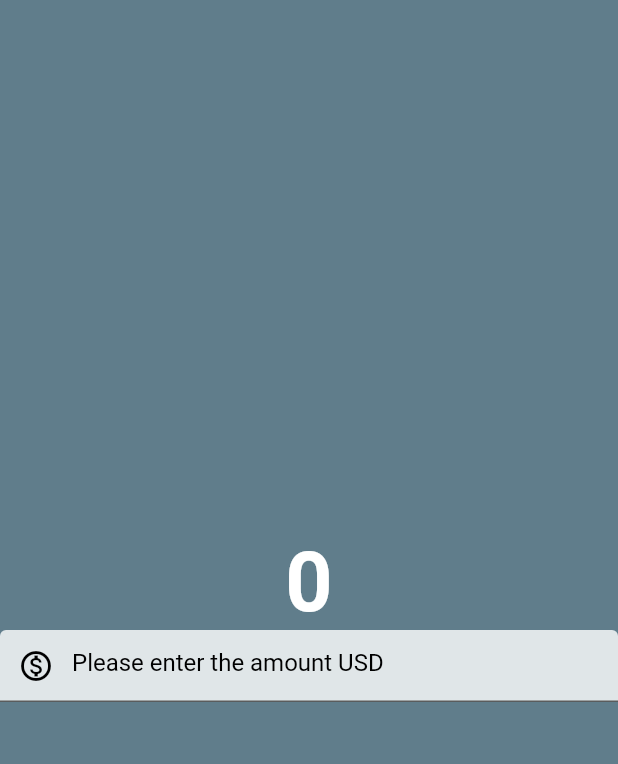
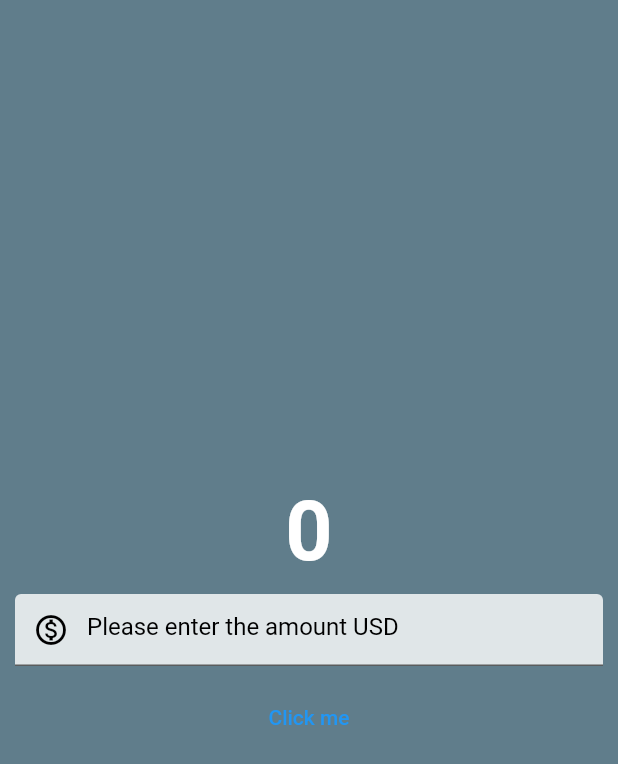
Before and after one commit to vivekdholakiya/currency_converter, a Flutter app: the screen it shows after launch, on a phone screen of 412 x 824 dp. Shown: the top 764 px of the screen. Run offline on Flutter 3.47's test engine with Material 2 defaults, Android fonts, the phone set to English and light mode, and no system bars.

Commit message:
add first button & conditions

```diff
--- a/analysis_options.yaml
+++ b/analysis_options.yaml
@@ -22,7 +22,7 @@ linter:
   # `// ignore_for_file: name_of_lint` syntax on the line or in the file
   # producing the lint.
   rules:
-    # avoid_print: false  # Uncomment to disable the `avoid_print` rule
+    avoid_print: false  # Uncomment to disable the `avoid_print` rule
     # prefer_single_quotes: true  # Uncomment to enable the `prefer_single_quotes` rule
 
 # Additional information about this file can be found at
--- a/lib/currency_converter_material_page.dart
+++ b/lib/currency_converter_material_page.dart
@@ -1,3 +1,4 @@
+import 'package:flutter/foundation.dart';
 import 'package:flutter/material.dart';
 
 class CurrencyConverterMaterialPage extends StatelessWidget {
@@ -5,28 +6,23 @@ class CurrencyConverterMaterialPage extends StatelessWidget {
 
   @override
   Widget build(BuildContext context) {
-    final textborder = OutlineInputBorder(
-      borderSide: const BorderSide(
-        width: 2.0,
-        style: BorderStyle.solid,
-      ),
-      borderRadius: BorderRadius.circular(5),
-    );
-
-    return const Scaffold(
+    return Scaffold(
       backgroundColor: Colors.blueGrey,
       body: Center(
         child: Column(
           mainAxisAlignment: MainAxisAlignment.center,
           children: [
-            Text(
+            const Text(
               '0',
               style: TextStyle(
                 fontSize: 55,
                 fontWeight: FontWeight.bold,
-                  color: Color.fromARGB(255, 255, 255, 255)),
+                color: Color.fromARGB(255, 255, 255, 255),
               ),
-            TextField(
+            ),
+            const Padding(
+              padding: EdgeInsets.all(10),
+              child: TextField(
                 style: TextStyle(
                   color: Colors.black,
                 ),
@@ -46,6 +42,19 @@ class CurrencyConverterMaterialPage extends StatelessWidget {
                     ),
                   ),
                 ),
+                keyboardType: TextInputType.numberWithOptions(
+                  decimal: true,
+                  signed: true,
+                ),
+              ),
+            ),
+            TextButton(
+              onPressed: () {
+                if (kDebugMode) {
+                  print('butten clicked');
+                }
+              },
+              child: const Text('Click me'),
             ),
           ],
         ),
--- a/lib/main.dart
+++ b/lib/main.dart
@@ -2,7 +2,7 @@ import 'currency_converter_material_page.dart';
 import 'package:flutter/material.dart';
 
 void main() {
-  runApp(Myapp());
+  runApp(const Myapp());
 }
 
 class Myapp extends StatelessWidget {
```
Lines whose indentation alone changed are shown as unchanged.
